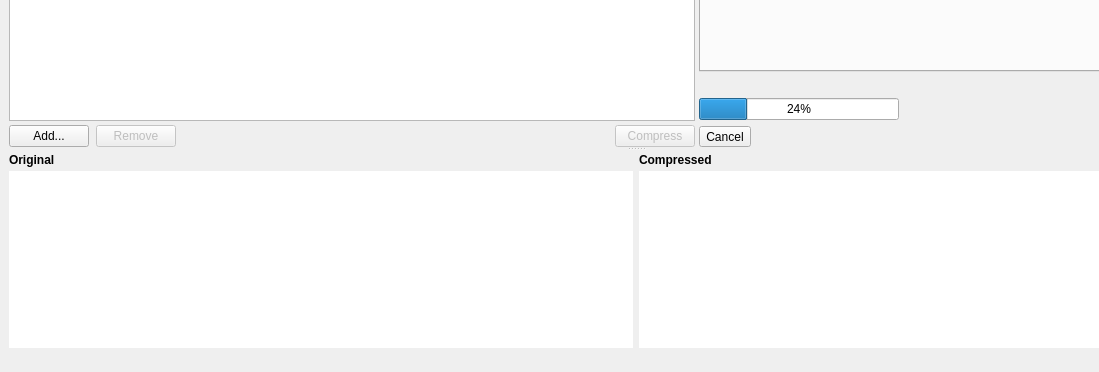
Before: the Qt Designer form views/MainWindow.ui in Lymphatus/caesium-image-compressor, drawn with Qt 5; both pictures show x 0 to 1099 and y 492 to 864 of the 1272 by 864 pixel window.
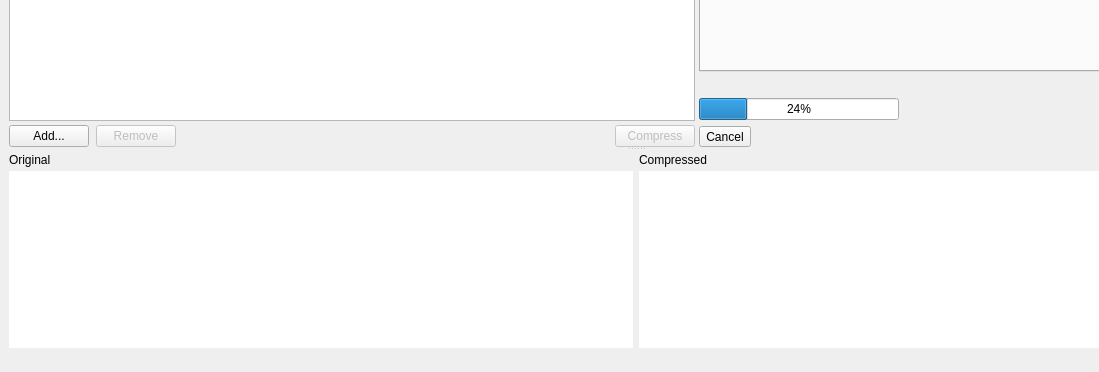
After: the same form once the commit is applied. The open tabs and pages were chosen to show the change. Icons and pictures are not drawn. Custom widgets are drawn as their Qt base class.

```diff
--- a/views/MainWindow.ui
+++ b/views/MainWindow.ui
@@ -1104,11 +1104,6 @@
         </item>
         <item row="0" column="2">
          <widget class="QLabel" name="compressedImage_Label">
-          <property name="font">
-           <font>
-            <bold>true</bold>
-           </font>
-          </property>
           <property name="text">
            <string>Compressed</string>
           </property>
@@ -1116,11 +1111,6 @@
         </item>
         <item row="0" column="0">
          <widget class="QLabel" name="originalImage_Label">
-          <property name="font">
-           <font>
-            <bold>true</bold>
-           </font>
-          </property>
           <property name="text">
            <string>Original</string>
           </property>
```
Left out of the diff: 2 changed lines with no effect on the pictures.
